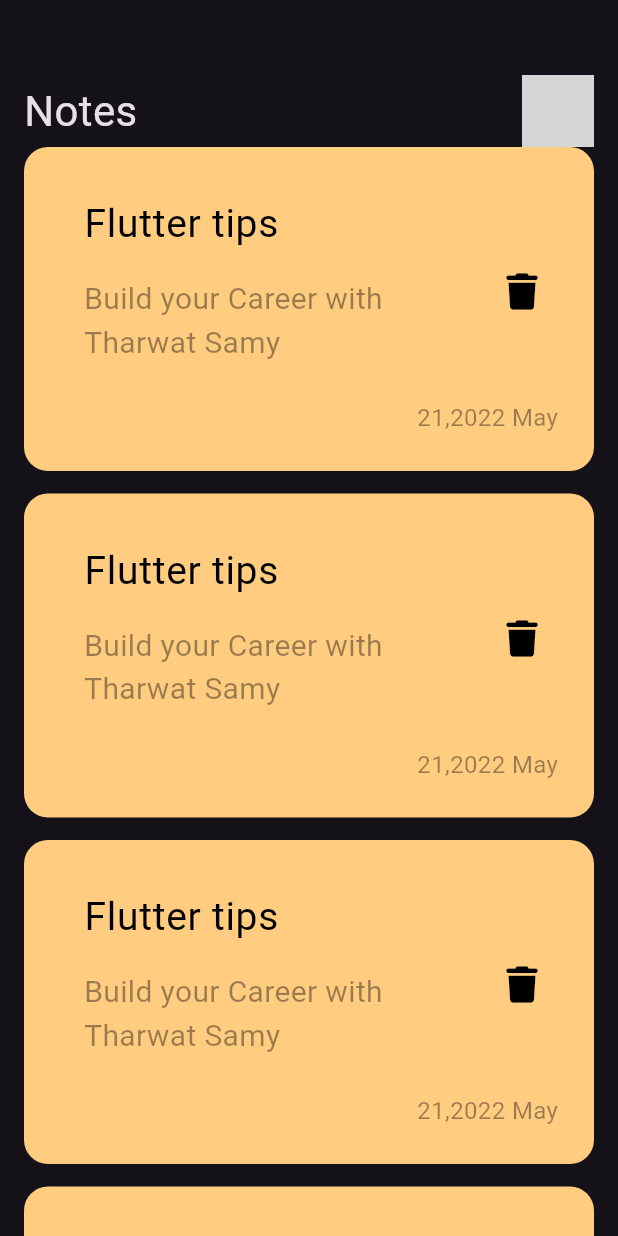
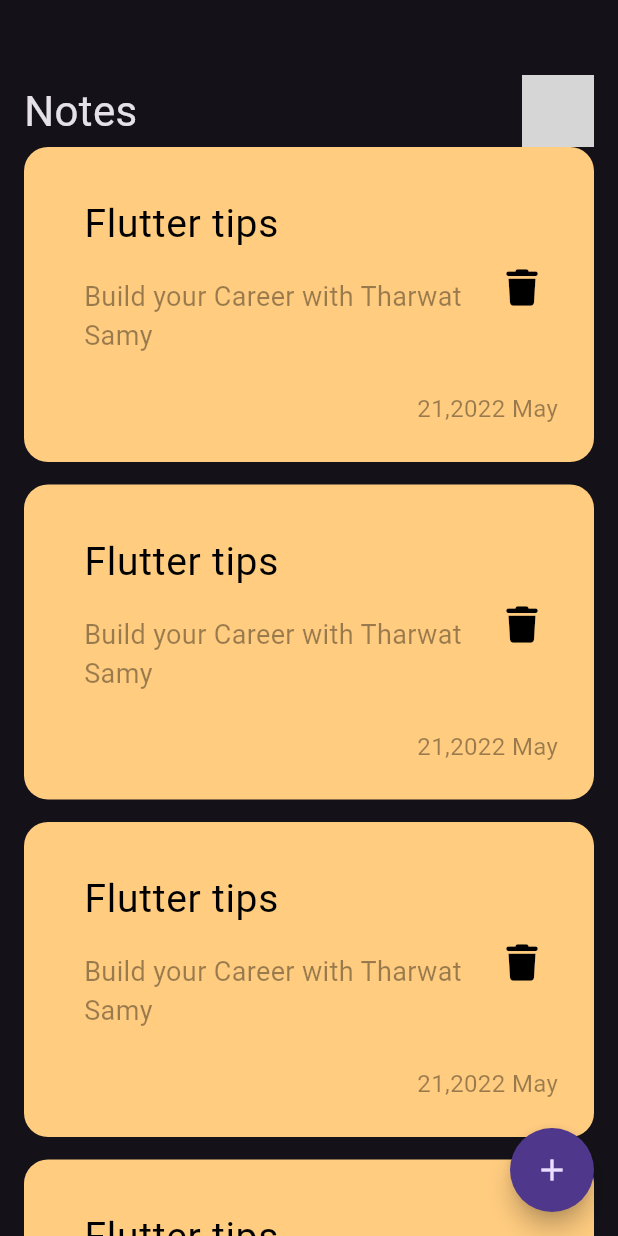
Before and after one commit to Ahmedmansor/notes_app_with_hive, a Flutter app: the screen it shows after launch, on a phone screen of 412 x 824 dp. Run offline on Flutter 3.47's test engine with Material 3 defaults, Android fonts, the light colour scheme and no system bars; our stand-ins replace font_awesome_flutter; Roboto replaces fonts that are missing (Poppins); grey boxes are pictures that could not be loaded.

Commit message:
Update notes view and note item widget
Added a floating action button to the notes view and updated the font size of the note item title.

```diff
--- a/lib/views/notes_view.dart
+++ b/lib/views/notes_view.dart
@@ -7,7 +7,12 @@
   @override
   Widget build(BuildContext context) {
     return Scaffold(
-      body: NotesViewBody(),
+      floatingActionButton: FloatingActionButton(
+        onPressed: () {},
+        child: const Icon(Icons.add),
+        shape: RoundedRectangleBorder(borderRadius: BorderRadius.circular(50)),
+      ),
+      body: const NotesViewBody(),
     );
   }
 }
--- a/lib/views/widgets/note_item.dart
+++ b/lib/views/widgets/note_item.dart
@@ -31,7 +31,7 @@
               child: Text(
                 'Build your Career with Tharwat Samy',
                 style: TextStyle(
-                    color: Colors.black.withOpacity(0.4), fontSize: 20),
+                    color: Colors.black.withOpacity(0.4), fontSize: 18),
               ),
             ),
             trailing: IconButton(
```
